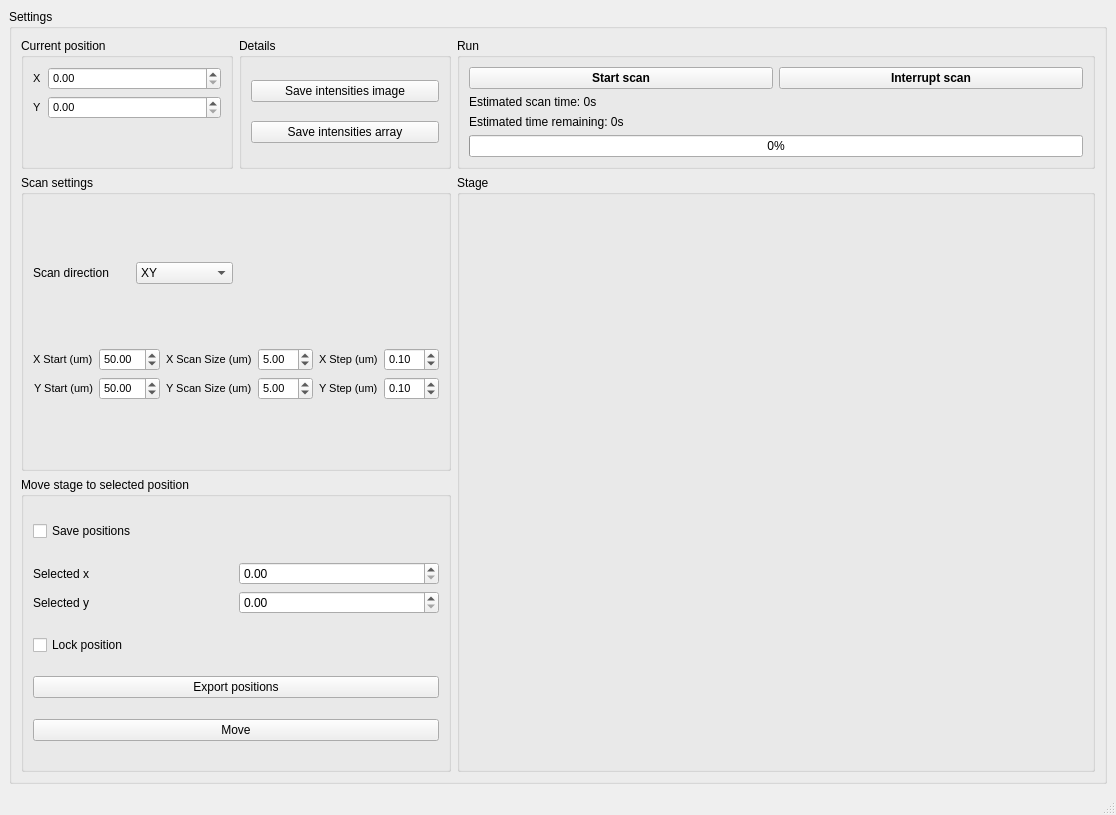
Above: HW_PI_PiezoStage/stage_scan.ui from GingerLabUW/Microscope_App before the change. Below: the same form after it.
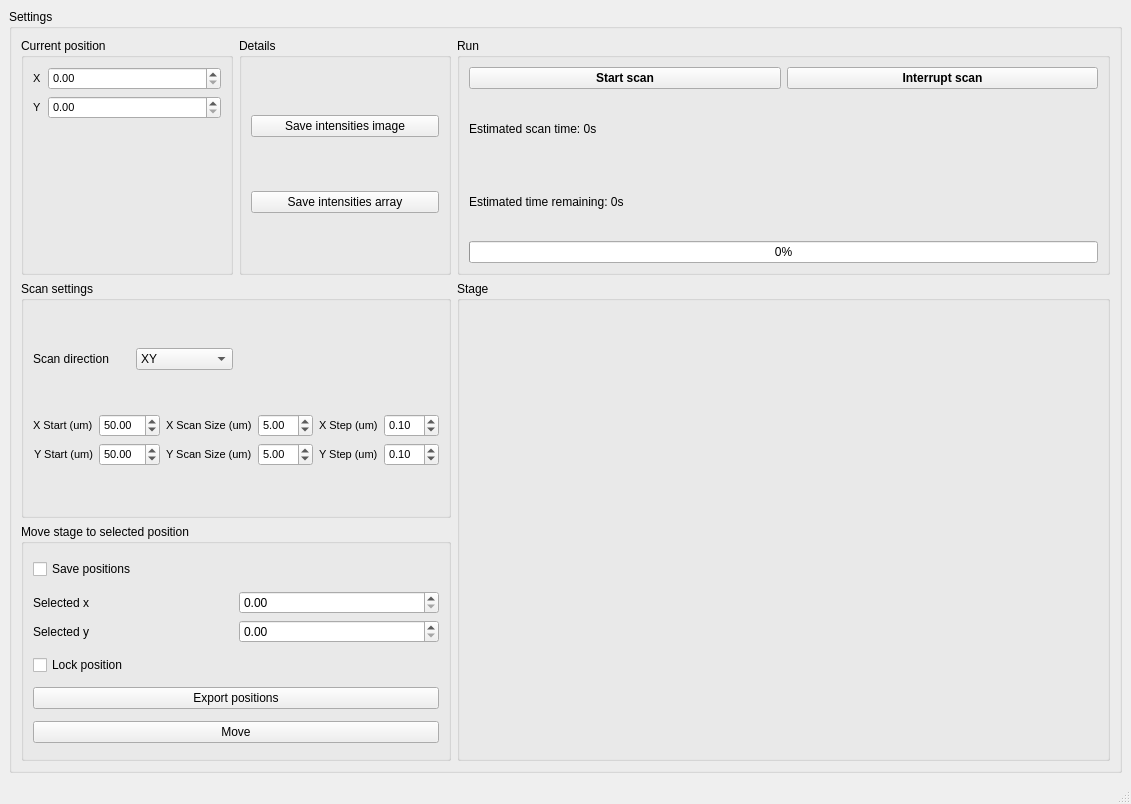
That is the form after the change.

Commit message: fix no attr y error

```diff
--- a/HW_PI_PiezoStage/stage_scan.ui
+++ b/HW_PI_PiezoStage/stage_scan.ui
@@ -6,8 +6,8 @@
    <rect>
     <x>0</x>
     <y>0</y>
-    <width>1116</width>
-    <height>815</height>
+    <width>1131</width>
+    <height>804</height>
    </rect>
   </property>
   <property name="sizePolicy">
@@ -43,7 +43,7 @@
            <property name="sizePolicy">
             <sizepolicy hsizetype="Expanding" vsizetype="Expanding">
              <horstretch>1</horstretch>
-             <verstretch>1</verstretch>
+             <verstretch>0</verstretch>
             </sizepolicy>
            </property>
            <property name="title">
```
Left out of the diff: 2 changed lines with no effect on the pictures. The commit also changes 1 other file.
